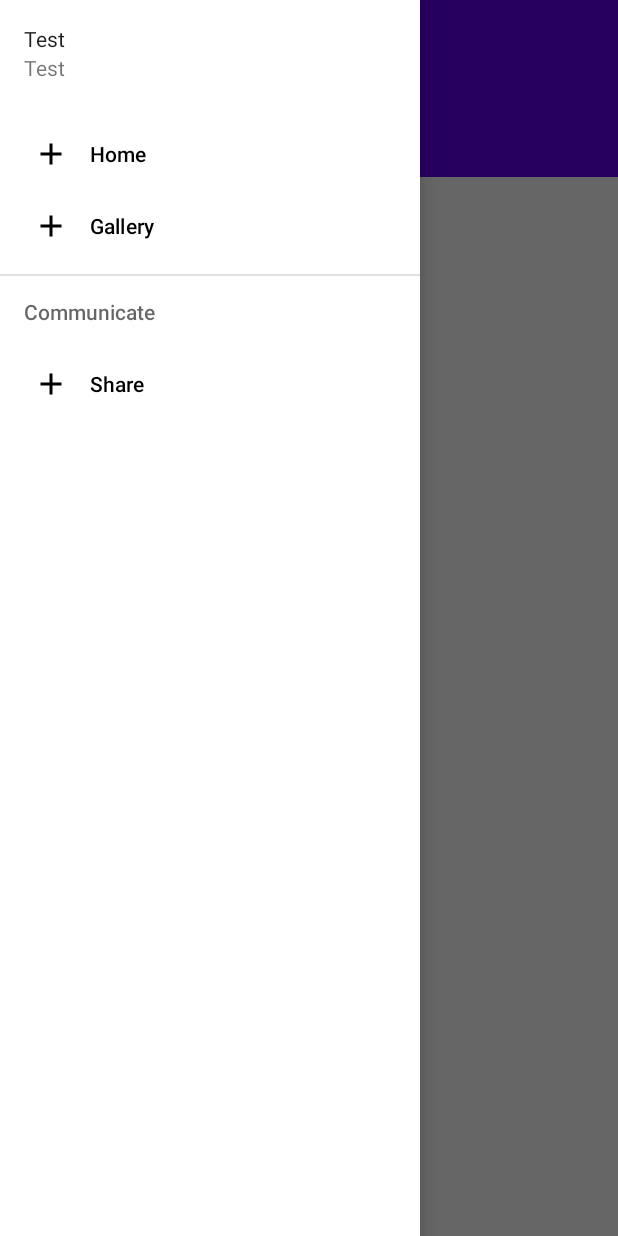
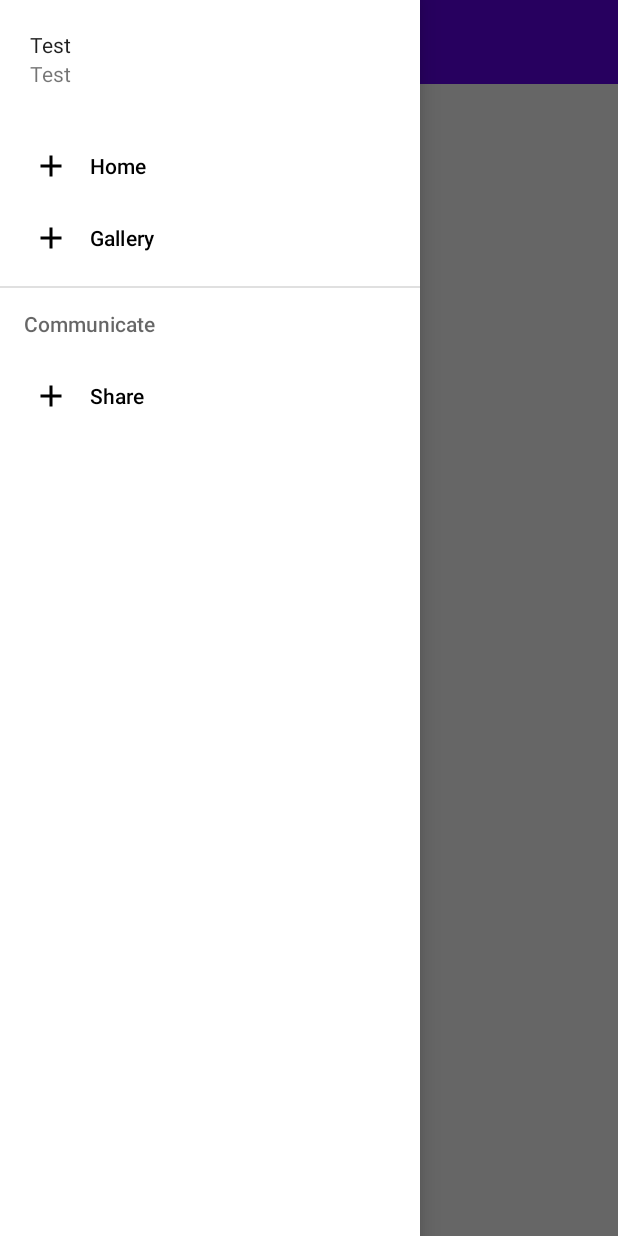
Before and after one commit to wiga67/AND-Project, an Android app: the OfflineModeActivity screen opened directly, with no data from a screen before it, with the side drawer open, on a phone screen of 412 x 824 dp. Run offline under Robolectric (Android 15) with nearby library versions, the phone set to English and light mode, and no system bars.

Commit message:
Tool bar and drawer almost fixed

```diff
--- a/app/build.gradle
+++ b/app/build.gradle
@@ -34,8 +34,9 @@ dependencies {
     implementation 'androidx.appcompat:appcompat:1.2.0'
     implementation 'com.google.android.material:material:1.3.0'
     implementation 'androidx.constraintlayout:constraintlayout:2.0.4'
-    implementation 'com.google.firebase:firebase-auth:19.2.0'
+    implementation 'com.google.firebase:firebase-auth:21.0.1'
     implementation 'androidx.legacy:legacy-support-v4:1.0.0'
+    implementation 'androidx.fragment:fragment:1.2.5'
     testImplementation 'junit:junit:4.+'
     androidTestImplementation 'androidx.test.ext:junit:1.1.2'
     androidTestImplementation 'androidx.test.espresso:espresso-core:3.3.0'
@@ -67,6 +68,7 @@ dependencies {
 
     // Jetpack Compose Integration
     implementation "androidx.navigation:navigation-compose:1.0.0-alpha10"
+    implementation 'com.firebaseui:firebase-ui-auth:6.4.0'
 
 
 }
--- a/app/src/main/res/layout/activity_offline_mode.xml
+++ b/app/src/main/res/layout/activity_offline_mode.xml
@@ -1,83 +1,58 @@
 <?xml version="1.0" encoding="utf-8"?>
-<androidx.drawerlayout.widget.DrawerLayout xmlns:android="http://schemas.android.com/apk/res/android"
+<androidx.coordinatorlayout.widget.CoordinatorLayout xmlns:android="http://schemas.android.com/apk/res/android"
     xmlns:app="http://schemas.android.com/apk/res-auto"
     xmlns:tools="http://schemas.android.com/tools"
+
+
+    android:layout_width="match_parent"
+    android:layout_height="match_parent"
+    android:fitsSystemWindows="true">
+
+    <androidx.appcompat.widget.Toolbar
+        android:id="@+id/my_toolbar"
+        android:layout_width="match_parent"
+        android:layout_height="wrap_content"
+        android:background="?attr/colorPrimary"
+        android:minHeight="?attr/actionBarSize"
+        android:theme="?attr/actionBarTheme" />
+
+    <androidx.drawerlayout.widget.DrawerLayout
         android:id="@+id/drawer_layout"
         android:layout_width="match_parent"
         android:layout_height="match_parent"
-    android:fitsSystemWindows="true"
+        android:fitsSystemWindows="false"
         tools:openDrawer="start">
 
 
-<androidx.coordinatorlayout.widget.CoordinatorLayout
-
-
-    android:layout_width="match_parent"
-    android:layout_height="match_parent">
-
-    <com.google.android.material.appbar.AppBarLayout
-        android:id="@+id/appbar"
-
-        android:layout_width="match_parent"
-        android:layout_height="118dp">
-
-        <com.google.android.material.appbar.CollapsingToolbarLayout
-            android:layout_width="199dp"
-            android:layout_height="match_parent"
-            app:contentScrim="?attr/colorPrimary"
-            app:layout_scrollFlags="scroll|exitUntilCollapsed"
-
-            app:toolbarId="@+id/toolbar">
-
-            <com.google.android.material.appbar.MaterialToolbar
-                android:id="@+id/my_toolbar"
-                style="@style/Widget.MaterialComponents.Toolbar.Primary"
-                android:layout_width="match_parent"
-                android:layout_height="?attr/actionBarSize"
-                app:title="@string/apptitle" />
-
-
-            <androidx.appcompat.widget.Toolbar
-                android:id="@+id/toolbar"
-                android:layout_width="wrap_content"
-                android:layout_height="?attr/actionBarSize"></androidx.appcompat.widget.Toolbar>
-        </com.google.android.material.appbar.CollapsingToolbarLayout>
-    </com.google.android.material.appbar.AppBarLayout>
-
-    <androidx.core.widget.NestedScrollView
-        android:layout_width="199dp"
-        android:layout_height="match_parent"
-
-
-        app:layout_behavior="com.google.android.material.appbar.AppBarLayout$ScrollingViewBehavior">
-
         <androidx.constraintlayout.widget.ConstraintLayout
+            android:id="@+id/constraintLayout"
             android:layout_width="match_parent"
             android:layout_height="match_parent"
             tools:context=".OfflineModeActivity">
-
-
-        </androidx.constraintlayout.widget.ConstraintLayout>
-
-    </androidx.core.widget.NestedScrollView>
 
             <androidx.fragment.app.FragmentContainerView
                 android:id="@+id/fragmentContainerView"
                 android:name="androidx.navigation.fragment.NavHostFragment"
                 android:layout_width="match_parent"
-        android:layout_height="match_parent"
+                android:layout_height="654dp"
                 app:defaultNavHost="true"
+                app:layout_constraintBottom_toBottomOf="parent"
+                app:layout_constraintEnd_toEndOf="parent"
+                app:layout_constraintStart_toStartOf="parent"
                 app:navGraph="@navigation/nav_graph" />
 
+        </androidx.constraintlayout.widget.ConstraintLayout>
 
-</androidx.coordinatorlayout.widget.CoordinatorLayout>
         <com.google.android.material.navigation.NavigationView
             android:id="@+id/nav_view"
             android:layout_width="wrap_content"
             android:layout_height="match_parent"
             android:layout_gravity="start"
-        android:fitsSystemWindows="true"
+            android:fitsSystemWindows="false"
             app:headerLayout="@layout/offline_header"
             app:menu="@menu/offline_activty_drawer" />
 
     </androidx.drawerlayout.widget.DrawerLayout>
+
+
+</androidx.coordinatorlayout.widget.CoordinatorLayout>
--- a/app/src/main/res/layout/offline_header.xml
+++ b/app/src/main/res/layout/offline_header.xml
@@ -4,7 +4,7 @@
     android:layout_height="wrap_content"
     android:background="@drawable/side_nav_bar"
     android:orientation="vertical"
-    android:padding="16dp">
+    android:padding="20dp">
 
 
     <TextView
```
Also changed, not shown: app/src/main/java/me/finck/and_project/OfflineModeActivity.java (+34 -5 lines), app/src/main/java/me/finck/and_project/login.java (+25 -0 lines). Lines whose indentation alone changed are shown as unchanged.
